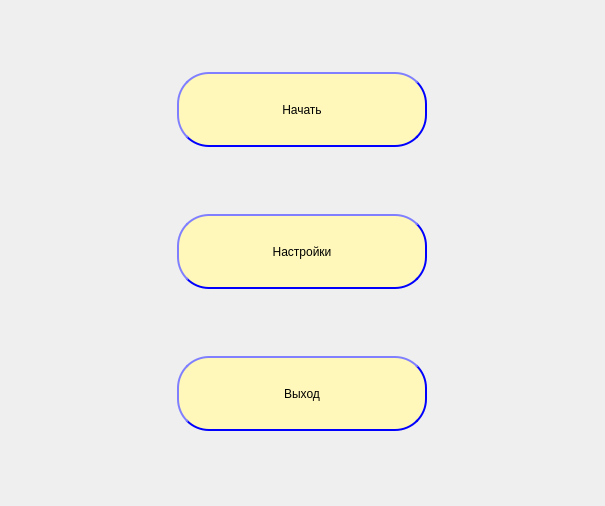
This is widgets/MenuWidget.ui in s4lat/mask_trainer as Qt 5 draws it before an edit. The edited form follows.
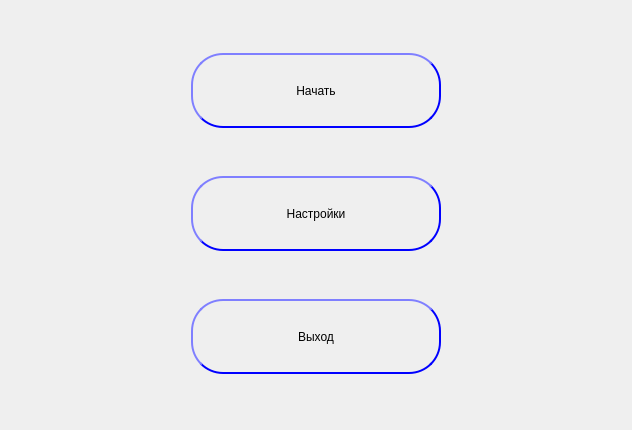
This is the edited form.

```diff
--- a/widgets/MenuWidget.ui
+++ b/widgets/MenuWidget.ui
@@ -6,8 +6,8 @@
    <rect>
     <x>0</x>
     <y>0</y>
-    <width>605</width>
-    <height>506</height>
+    <width>632</width>
+    <height>430</height>
    </rect>
   </property>
   <property name="maximumSize">
@@ -23,7 +23,6 @@
    <string notr="true">
 QPushButton{
 border-width: 2px;
-background-color: rgb(255, 248, 186);
 border-color: blue;
 border-radius: 32px;
 border-style: outset;
@@ -50,7 +49,7 @@
      </property>
     </widget>
    </item>
-   <item row="2" column="0">
+   <item row="1" column="0">
     <widget class="QPushButton" name="settingsBtn">
      <property name="maximumSize">
       <size>
@@ -63,7 +62,7 @@
      </property>
     </widget>
    </item>
-   <item row="3" column="0">
+   <item row="2" column="0">
     <widget class="QPushButton" name="exitBtn">
      <property name="maximumSize">
       <size>
```
Left out of the diff: 2 changed lines with no effect on the pictures.
